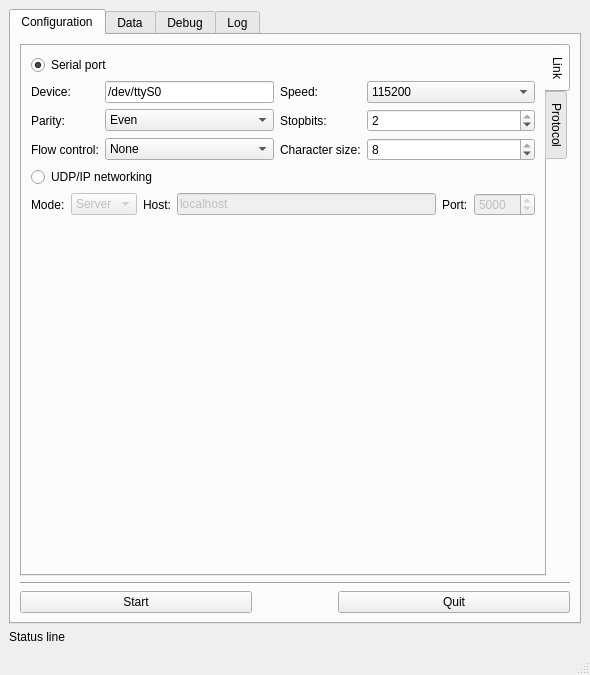
Before: the Qt Designer form Interface/QT/ModbusFrame.ui in blaa/Modbus, drawn with Qt 5.
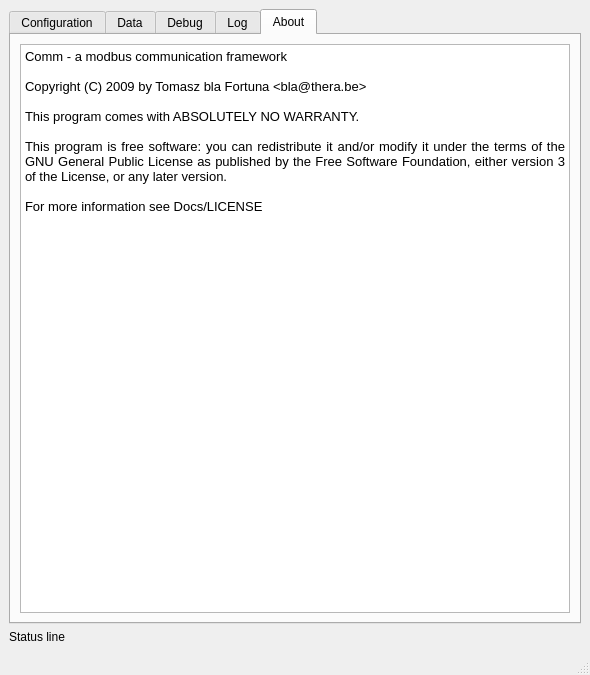
After: the same form once the commit is applied. The open tabs and pages were chosen to show the change.

Commit message: About tab + translation

What changed in the file:
```diff
--- a/Interface/QT/ModbusFrame.ui
+++ b/Interface/QT/ModbusFrame.ui
@@ -1271,6 +1271,35 @@
         </item>
        </layout>
       </widget>
+      <widget class="QWidget" name="tab">
+       <attribute name="title">
+        <string>About</string>
+       </attribute>
+       <layout class="QVBoxLayout" name="verticalLayout_6">
+        <item>
+         <widget class="QTextEdit" name="textEdit">
+          <property name="readOnly">
+           <bool>true</bool>
+          </property>
+          <property name="html">
+           <string>&lt;!DOCTYPE HTML PUBLIC &quot;-//W3C//DTD HTML 4.0//EN&quot; &quot;http://www.w3.org/TR/REC-html40/strict.dtd&quot;&gt;
+&lt;html&gt;&lt;head&gt;&lt;meta name=&quot;qrichtext&quot; content=&quot;1&quot; /&gt;&lt;style type=&quot;text/css&quot;&gt;
+p, li { white-space: pre-wrap; }
+&lt;/style&gt;&lt;/head&gt;&lt;body style=&quot; font-family:'Sans Serif'; font-size:10pt; font-weight:400; font-style:normal;&quot;&gt;
+&lt;p style=&quot; margin-top:0px; margin-bottom:0px; margin-left:0px; margin-right:0px; -qt-block-indent:0; text-indent:0px;&quot;&gt;Comm - a modbus communication framework&lt;/p&gt;
+&lt;p style=&quot;-qt-paragraph-type:empty; margin-top:0px; margin-bottom:0px; margin-left:0px; margin-right:0px; -qt-block-indent:0; text-indent:0px;&quot;&gt;&lt;/p&gt;
+&lt;p style=&quot; margin-top:0px; margin-bottom:0px; margin-left:0px; margin-right:0px; -qt-block-indent:0; text-indent:0px;&quot;&gt;Copyright (C) 2009 by Tomasz bla Fortuna &amp;lt;bla@thera.be&amp;gt;&lt;/p&gt;
+&lt;p style=&quot;-qt-paragraph-type:empty; margin-top:0px; margin-bottom:0px; margin-left:0px; margin-right:0px; -qt-block-indent:0; text-indent:0px;&quot;&gt;&lt;/p&gt;
+&lt;p style=&quot; margin-top:0px; margin-bottom:0px; margin-left:0px; margin-right:0px; -qt-block-indent:0; text-indent:0px;&quot;&gt;This program comes with ABSOLUTELY NO WARRANTY.&lt;/p&gt;
+&lt;p style=&quot;-qt-paragraph-type:empty; margin-top:0px; margin-bottom:0px; margin-left:0px; margin-right:0px; -qt-block-indent:0; text-indent:0px;&quot;&gt;&lt;/p&gt;
+&lt;p align=&quot;justify&quot; style=&quot; margin-top:0px; margin-bottom:0px; margin-left:0px; margin-right:0px; -qt-block-indent:0; text-indent:0px;&quot;&gt;This program is free software: you can redistribute it and/or modify it under the terms of the GNU General Public License as published by the Free Software Foundation, either version 3 of the License, or any later version.&lt;/p&gt;
+&lt;p style=&quot;-qt-paragraph-type:empty; margin-top:0px; margin-bottom:0px; margin-left:0px; margin-right:0px; -qt-block-indent:0; text-indent:0px;&quot;&gt;&lt;/p&gt;
+&lt;p style=&quot; margin-top:0px; margin-bottom:0px; margin-left:0px; margin-right:0px; -qt-block-indent:0; text-indent:0px;&quot;&gt;For more information see Docs/LICENSE&lt;/p&gt;&lt;/body&gt;&lt;/html&gt;</string>
+          </property>
+         </widget>
+        </item>
+       </layout>
+      </widget>
      </widget>
     </item>
     <item>
```
The commit also changes 3 other files.
